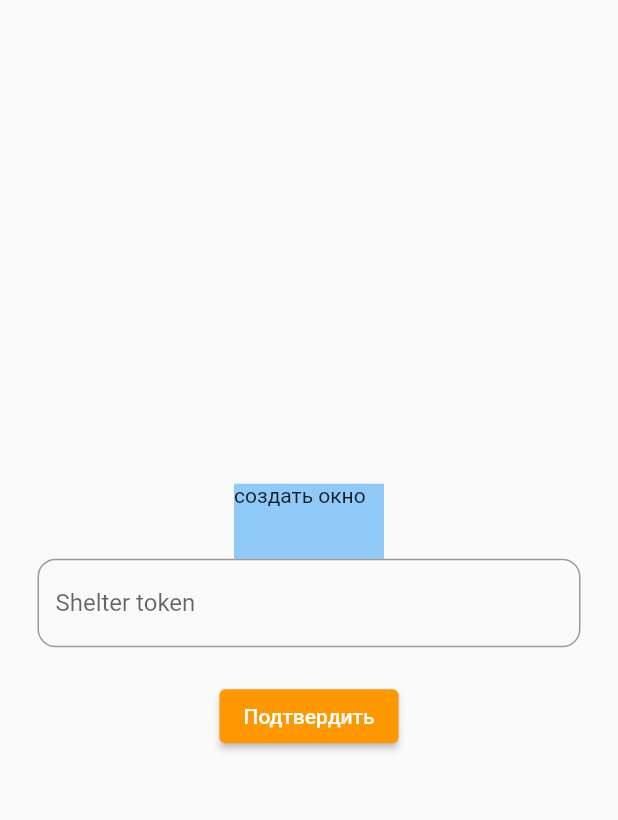
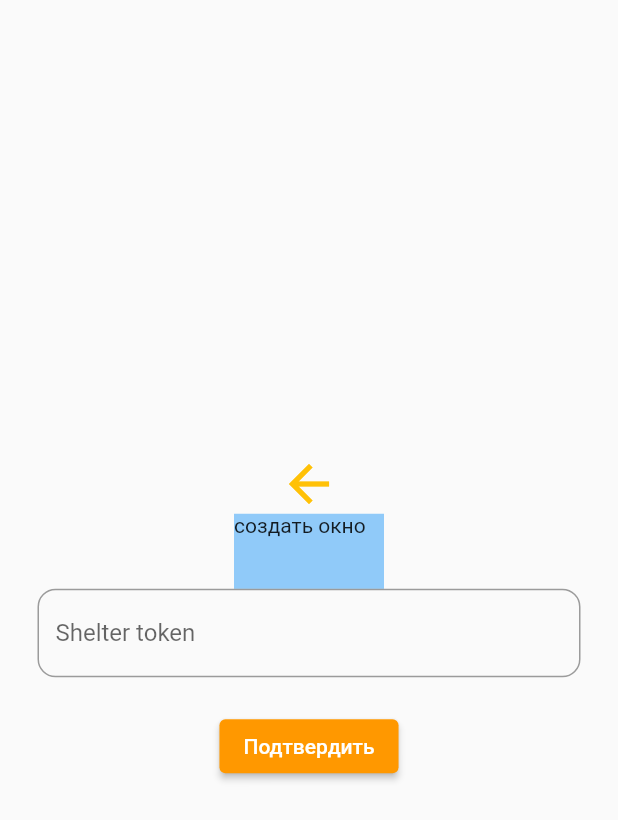
Before and after one commit to Taverz/win_get_passlock, a Flutter app: the screen it shows after launch, on a phone screen of 412 x 824 dp. Shown: the top 820 px of the screen. Run offline on Flutter 3.47's test engine with Material 2 defaults, Android fonts, the light colour scheme and no system bars; our stand-ins replace dartz, dio, equatable, shared_preferences; missing offline and left inert: desktop_multi_window.

Commit message:
push settings / back home

```diff
--- a/lib/screen/settings.dart
+++ b/lib/screen/settings.dart
@@ -30,6 +30,15 @@ class _SettingsScreenState extends State<SettingsScreen> {
             crossAxisAlignment: CrossAxisAlignment.center,
             mainAxisAlignment: MainAxisAlignment.center,
             children: [
+               GestureDetector(
+              onTap: (){
+                Navigator.of(context).pop();
+              },
+              child: Container(
+                child:const Icon(Icons.arrow_back, color: Colors.amber, size: 40,),
+                //child: Text("Настройки"),
+              ),
+            ),
               butWind(),
               Container(
                 child: _textFields(),
```
Also changed, not shown: lib/screen/home_screen.dart (+12 -0 lines).
